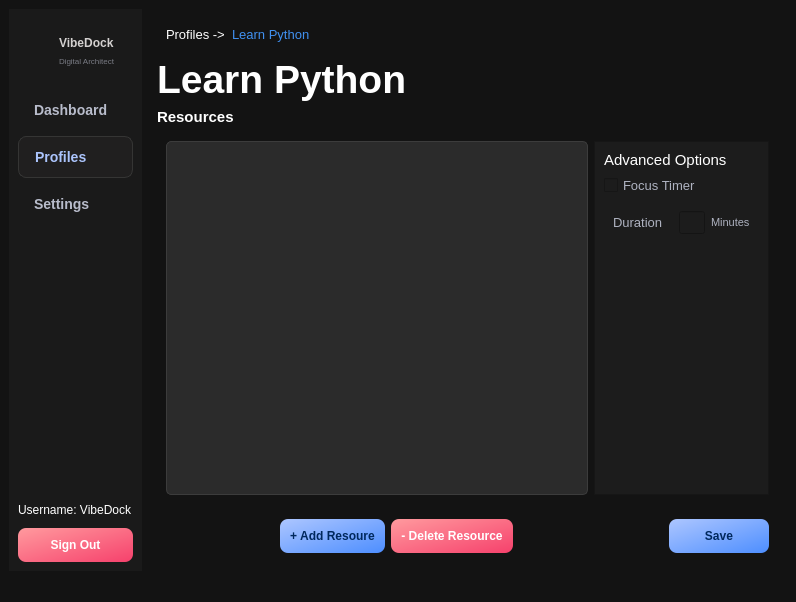
Above: editprofile.ui from 2012hhh2012/final-app-project before the change. Below: the same form after it.
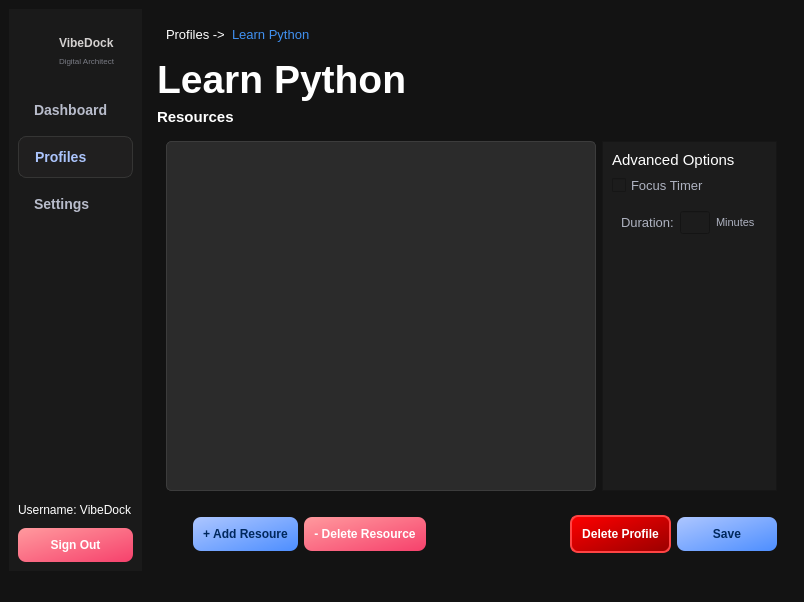
That is the form after the change. Icons and pictures are not drawn.

Diff of the .ui file:
```diff
--- a/editprofile.ui
+++ b/editprofile.ui
@@ -6,7 +6,7 @@
    <rect>
     <x>0</x>
     <y>0</y>
-    <width>796</width>
+    <width>804</width>
     <height>602</height>
    </rect>
   </property>
@@ -453,7 +453,7 @@
                  <widget class="QLabel" name="label_9">
                   <property name="minimumSize">
                    <size>
-                    <width>60</width>
+                    <width>0</width>
                     <height>0</height>
                    </size>
                   </property>
@@ -466,12 +466,18 @@
                    <string notr="true">color: #aeb2c0;</string>
                   </property>
                   <property name="text">
-                   <string>Duration</string>
+                   <string>Duration:</string>
                   </property>
                  </widget>
                 </item>
                 <item>
                  <widget class="QLineEdit" name="lineDuration">
+                  <property name="maximumSize">
+                   <size>
+                    <width>30</width>
+                    <height>16777215</height>
+                   </size>
+                  </property>
                   <property name="font">
                    <font>
                     <pointsize>10</pointsize>
@@ -480,6 +486,9 @@
                   <property name="text">
                    <string/>
                   </property>
+                  <property name="clearButtonEnabled">
+                   <bool>false</bool>
+                  </property>
                  </widget>
                 </item>
                 <item>
@@ -619,6 +628,41 @@
             </property>
            </spacer>
           </item>
+          <item>
+           <widget class="QPushButton" name="btnDeleteProfile">
+            <property name="font">
+             <font>
+              <pointsize>9</pointsize>
+              <weight>75</weight>
+              <bold>true</bold>
+             </font>
+            </property>
+            <property name="styleSheet">
+             <string notr="true">QPushButton {
+    background: qlineargradient(x1:0, y1:0, x2:1, y2:1, stop:0 #ff0000, stop:0.5 #cc0000, stop:1 #990000);
+    color: #ffffff;
+    font-weight: bold;
+    border-radius: 8px;
+    padding: 10px;
+    border: 2px solid #ff4444;
+}
+
+QPushButton:hover {
+    background: qlineargradient(x1:0, y1:0, x2:1, y2:1, stop:0 #ff3333, stop:0.5 #ee0000, stop:1 #bb0000);
+    border: 2px solid #ff6666;
+}
+
+QPushButton:pressed {
+    background: qlineargradient(x1:0, y1:0, x2:1, y2:1, stop:0 #8b0000, stop:1 #660000);
+    padding-top: 12px;
+    border: 2px solid #ff0000;
+}</string>
+            </property>
+            <property name="text">
+             <string>Delete Profile</string>
+            </property>
+           </widget>
+          </item>
           <item>
            <widget class="QPushButton" name="btnSave">
             <property name="minimumSize">
```
Left out of the diff: 2 changed lines with no effect on the pictures.
